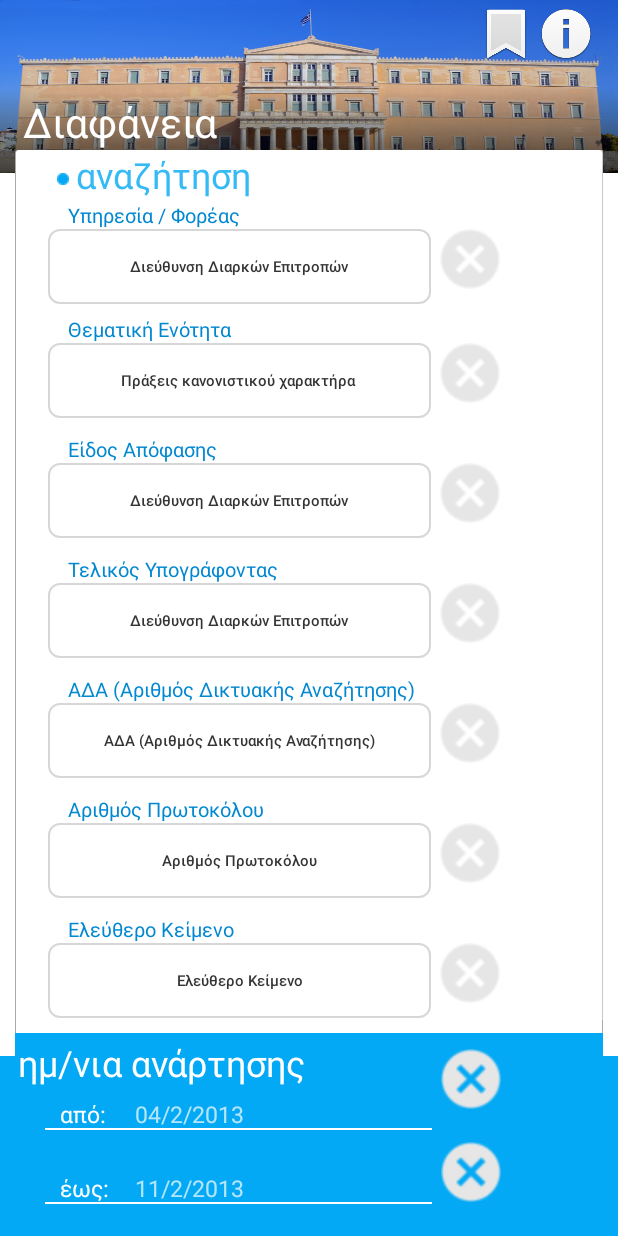
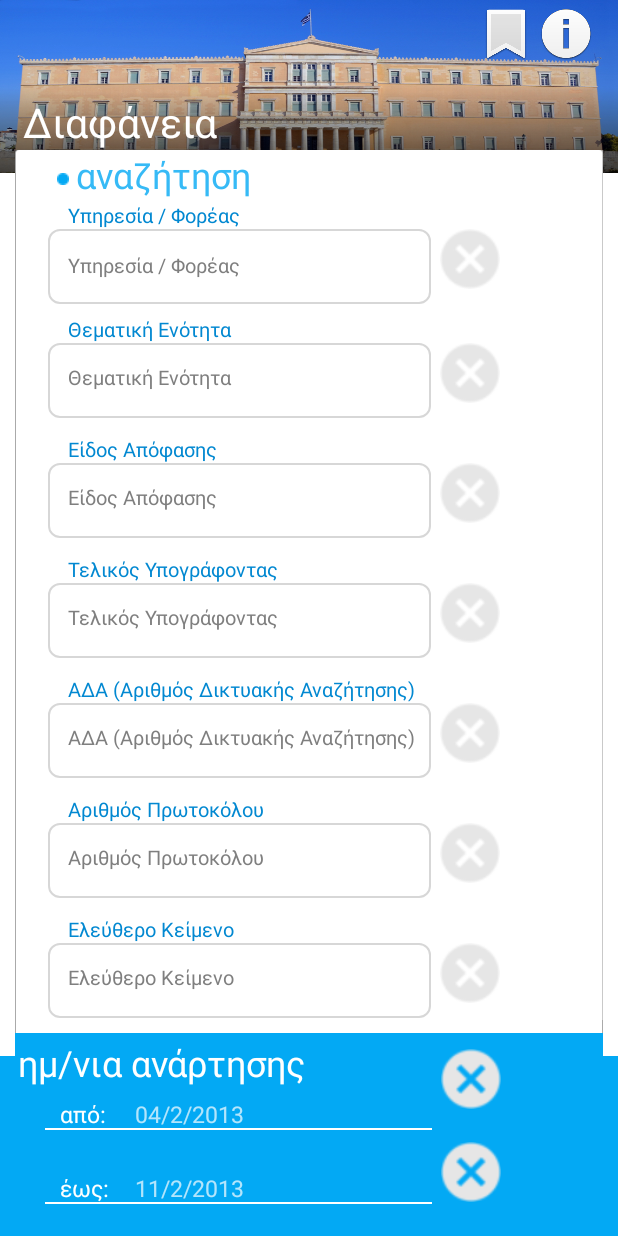
Before and after one commit to AlexAnth/Diafaneia, an Android app: the MainActivity screen opened directly, with no data from a screen before it, on a phone screen of 412 x 824 dp. Run offline under Robolectric (Android 15) with nearby library versions, the phone set to English and light mode, and no system bars.

Commit message:
23/8 CardView Success

```diff
--- a/app/src/main/res/layout/activity_main.xml
+++ b/app/src/main/res/layout/activity_main.xml
@@ -153,7 +153,6 @@
                     <Button
                         android:id="@+id/button1"
 
-                        android:text="Διεύθυνση Διαρκών Επιτροπών"
                         android:textColor="#343434"
                         android:textSize="10sp"
 
@@ -168,6 +167,18 @@
                         android:layout_marginLeft="22dp"
                         android:textStyle="normal"
                         android:textAlignment="center" />
+
+                    <TextView
+                        android:layout_width="wrap_content"
+                        android:layout_height="wrap_content"
+                        android:textAppearance="?android:attr/textAppearanceLarge"
+                        android:text="Υπηρεσία / Φορέας"
+                        android:id="@+id/text1"
+                        android:layout_marginLeft="35dp"
+                        android:layout_alignParentStart="false"
+                        android:textSize="13dp"
+                        android:textColor="#7F7F7F"
+                        android:layout_marginTop="67dp" />
 
                     <ImageView
                         android:layout_width="40dp"
@@ -190,7 +201,6 @@
 
                     <Button
                         android:id="@+id/button2"
-                        android:text="Πράξεις κανονιστικού χαρακτήρα "
                         android:textColor="#343434"
                         android:textSize="10sp"
                         android:layout_width="255dp"
@@ -218,6 +228,18 @@
                         android:layout_alignParentTop="false"
                         android:layout_marginTop="10dp" />
 
+                    <TextView
+                        android:layout_width="wrap_content"
+                        android:layout_height="wrap_content"
+                        android:textAppearance="?android:attr/textAppearanceLarge"
+                        android:text="Θεματική Ενότητα"
+                        android:id="@+id/text2"
+                        android:layout_marginLeft="35dp"
+                        android:layout_alignParentStart="false"
+                        android:textSize="13dp"
+                        android:textColor="#7F7F7F"
+                        android:layout_marginTop="42dp" />
+
                     <ImageView
                         android:layout_width="40dp"
                         android:layout_height="40dp"
@@ -240,7 +262,6 @@
 
                     <Button
                         android:id="@+id/button3"
-                        android:text="Διεύθυνση Διαρκών Επιτροπών"
                         android:textColor="#343434"
                         android:textSize="10sp"
                         android:layout_width="255dp"
@@ -268,6 +289,18 @@
                         android:layout_alignParentTop="false"
                         android:layout_marginTop="10dp" />
 
+                    <TextView
+                        android:layout_width="wrap_content"
+                        android:layout_height="wrap_content"
+                        android:textAppearance="?android:attr/textAppearanceLarge"
+                        android:text="Είδος Απόφασης"
+                        android:id="@+id/text3"
+                        android:layout_marginLeft="35dp"
+                        android:layout_alignParentStart="false"
+                        android:textSize="13dp"
+                        android:textColor="#7F7F7F"
+                        android:layout_marginTop="42dp" />
+
                     <ImageView
                         android:layout_width="40dp"
                         android:layout_height="40dp"
@@ -289,7 +322,6 @@
 
                     <Button
                         android:id="@+id/button4"
-                        android:text="Διεύθυνση Διαρκών Επιτροπών"
                         android:textColor="#343434"
                         android:textSize="10sp"
                         android:layout_width="255dp"
@@ -317,6 +349,18 @@
                         android:layout_alignParentTop="false"
                         android:layout_marginTop="10dp" />
 
+                    <TextView
+                        android:layout_width="wrap_content"
+                        android:layout_height="wrap_content"
+                        android:textAppearance="?android:attr/textAppearanceLarge"
+                        android:text="Τελικός Υπογράφοντας"
+                        android:id="@+id/text4"
+                        android:layout_marginLeft="35dp"
+                        android:layout_alignParentStart="false"
+                        android:textSize="13dp"
+                        android:textColor="#7F7F7F"
+                        android:layout_marginTop="42dp" />
+
                     <ImageView
                         android:layout_width="40dp"
                         android:layout_height="40dp"
@@ -338,7 +382,6 @@
 
                     <Button
                         android:id="@+id/button5"
-                        android:text="ΑΔΑ (Αριθμός Δικτυακής Αναζήτησης)"
                         android:textColor="#343434"
                         android:textSize="10sp"
                         android:layout_width="255dp"
@@ -366,6 +409,20 @@
                         android:layout_alignParentTop="false"
                         android:layout_marginTop="10dp" />
 
+                    <TextView
+                        android:layout_width="wrap_content"
+                        android:layout_height="wrap_content"
+                        android:textAppearance="?android:attr/textAppearanceLarge"
+                        android:text="ΑΔΑ (Αριθμός Δικτυακής Αναζήτησης)"
+                        android:id="@+id/text5"
+                        android:layout_marginLeft="35dp"
+                        android:layout_alignParentLeft="false"
+                        android:layout_alignParentStart="false"
+                        android:textSize="13dp"
+                        android:textColor="#7F7F7F"
+                        android:layout_alignParentTop="false"
+                        android:layout_marginTop="42dp" />
+
                     <ImageView
                         android:layout_width="40dp"
                         android:layout_height="40dp"
@@ -387,7 +444,6 @@
 
                     <Button
                         android:id="@+id/button6"
-                        android:text="Αριθμός Πρωτοκόλου"
                         android:textColor="#343434"
                         android:textSize="10sp"
                         android:layout_width="255dp"
@@ -414,6 +470,18 @@
                         android:textColor="#0288D1"
                         android:layout_alignParentTop="false"
                         android:layout_marginTop="10dp" />
+
+                    <TextView
+                        android:layout_width="wrap_content"
+                        android:layout_height="wrap_content"
+                        android:textAppearance="?android:attr/textAppearanceLarge"
+                        android:text="Αριθμός Πρωτοκόλου"
+                        android:id="@+id/text6"
+                        android:layout_marginLeft="35dp"
+                        android:layout_alignParentStart="false"
+                        android:textSize="13dp"
+                        android:textColor="#7F7F7F"
+                        android:layout_marginTop="42dp" />
 
                     <ImageView
                         android:layout_width="40dp"
@@ -450,7 +518,6 @@
 
                     <Button
                         android:id="@+id/button7"
-                        android:text="Ελεύθερο Κείμενο"
                         android:textColor="#343434"
                         android:textSize="10sp"
                         android:layout_width="255dp"
@@ -463,6 +530,18 @@
                         android:textAllCaps="false"
                         android:layout_marginLeft="22dp"
                         android:textStyle="normal" />
+
+                    <TextView
+                        android:layout_width="wrap_content"
+                        android:layout_height="wrap_content"
+                        android:textAppearance="?android:attr/textAppearanceLarge"
+                        android:text="Ελεύθερο Κείμενο"
+                        android:id="@+id/text7"
+                        android:layout_marginLeft="35dp"
+                        android:layout_alignParentStart="false"
+                        android:textSize="13dp"
+                        android:layout_marginTop="42dp"
+                        android:textColor="#7F7F7F" />
 
                     <ImageView
                         android:layout_width="40dp"
```
Also changed, not shown: app/src/main/java/com/example/alex/diafaneia/ActivityTwo.java (+53 -142 lines), app/src/main/java/com/example/alex/diafaneia/Utils/RVAdapter.java (added, +97 -0 lines), app/src/main/res/layout/activity_two.xml (+8 -5 lines), app/src/main/res/layout/card_json.xml (+22 -10 lines).
